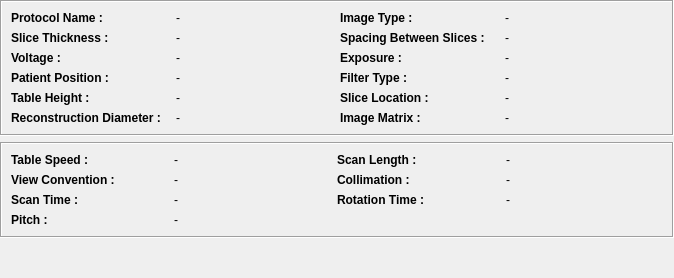
The window that starviewer/src/core/qdicomdumpcthelixwidgetbase.ui (starviewer-medical/starviewer) describes before a commit, drawn with Qt 5.
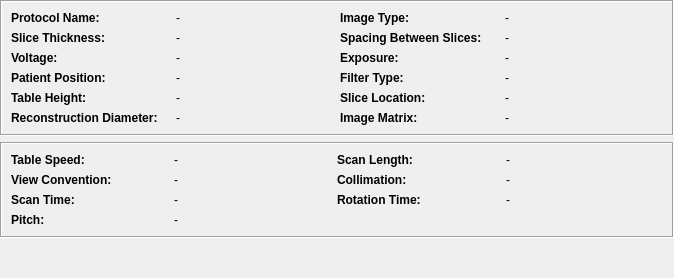
The same window after the commit.

Commit message: ENH: Canviat tamany minim finestra, i s'ha tret l'espai davant els ':' en els labels

What changed in the file:
```diff
--- a/starviewer/src/core/qdicomdumpcthelixwidgetbase.ui
+++ b/starviewer/src/core/qdicomdumpcthelixwidgetbase.ui
@@ -52,7 +52,7 @@
          </font>
         </property>
         <property name="text" >
-         <string>Protocol Name :</string>
+         <string>Protocol Name:</string>
         </property>
        </widget>
       </item>
@@ -75,7 +75,7 @@
          <bool>false</bool>
         </property>
         <property name="text" >
-         <string>Image Type :</string>
+         <string>Image Type:</string>
         </property>
        </widget>
       </item>
@@ -95,7 +95,7 @@
          </font>
         </property>
         <property name="text" >
-         <string>Slice Thickness :</string>
+         <string>Slice Thickness:</string>
         </property>
        </widget>
       </item>
@@ -115,7 +115,7 @@
          </font>
         </property>
         <property name="text" >
-         <string>Spacing Between Slices :</string>
+         <string>Spacing Between Slices:</string>
         </property>
        </widget>
       </item>
@@ -138,7 +138,7 @@
          <bool>false</bool>
         </property>
         <property name="text" >
-         <string>Voltage :</string>
+         <string>Voltage:</string>
         </property>
        </widget>
       </item>
@@ -161,7 +161,7 @@
          <bool>false</bool>
         </property>
         <property name="text" >
-         <string>Exposure :</string>
+         <string>Exposure:</string>
         </property>
        </widget>
       </item>
@@ -181,7 +181,7 @@
          </font>
         </property>
         <property name="text" >
-         <string>Patient Position :</string>
+         <string>Patient Position:</string>
         </property>
        </widget>
       </item>
@@ -201,7 +201,7 @@
          </font>
         </property>
         <property name="text" >
-         <string>Filter Type :</string>
+         <string>Filter Type:</string>
         </property>
        </widget>
       </item>
@@ -221,7 +221,7 @@
          </font>
         </property>
         <property name="text" >
-         <string>Table Height :</string>
+         <string>Table Height:</string>
         </property>
        </widget>
       </item>
@@ -244,7 +244,7 @@
          <bool>false</bool>
         </property>
         <property name="text" >
-         <string>Slice Location :</string>
+         <string>Slice Location:</string>
         </property>
        </widget>
       </item>
@@ -264,7 +264,7 @@
          </font>
         </property>
         <property name="text" >
-         <string>Reconstruction Diameter :</string>
+         <string>Reconstruction Diameter:</string>
         </property>
        </widget>
       </item>
@@ -287,7 +287,7 @@
          <bool>false</bool>
         </property>
         <property name="text" >
-         <string>Image Matrix :</string>
+         <string>Image Matrix:</string>
         </property>
        </widget>
       </item>
@@ -340,7 +340,7 @@
          <enum>Qt::DefaultContextMenu</enum>
         </property>
         <property name="text" >
-         <string>Table Speed :</string>
+         <string>Table Speed:</string>
         </property>
        </widget>
       </item>
@@ -369,7 +369,7 @@
          <bool>false</bool>
         </property>
         <property name="text" >
-         <string>Scan Length :</string>
+         <string>Scan Length:</string>
         </property>
        </widget>
       </item>
@@ -392,7 +392,7 @@
          <bool>false</bool>
         </property>
         <property name="text" >
-         <string>View Convention :</string>
+         <string>View Convention:</string>
         </property>
        </widget>
       </item>
@@ -415,7 +415,7 @@
          <bool>false</bool>
         </property>
         <property name="text" >
-         <string>Collimation :</string>
+         <string>Collimation:</string>
         </property>
        </widget>
       </item>
@@ -435,7 +435,7 @@
          </font>
         </property>
         <property name="text" >
-         <string>Scan Time :</string>
+         <string>Scan Time:</string>
         </property>
        </widget>
       </item>
@@ -455,7 +455,7 @@
          </font>
         </property>
         <property name="text" >
-         <string>Rotation Time :</string>
+         <string>Rotation Time:</string>
         </property>
        </widget>
       </item>
@@ -475,7 +475,7 @@
          </font>
         </property>
         <property name="text" >
-         <string>Pitch :</string>
+         <string>Pitch:</string>
         </property>
        </widget>
       </item>
```
The commit also changes 4 other files.
